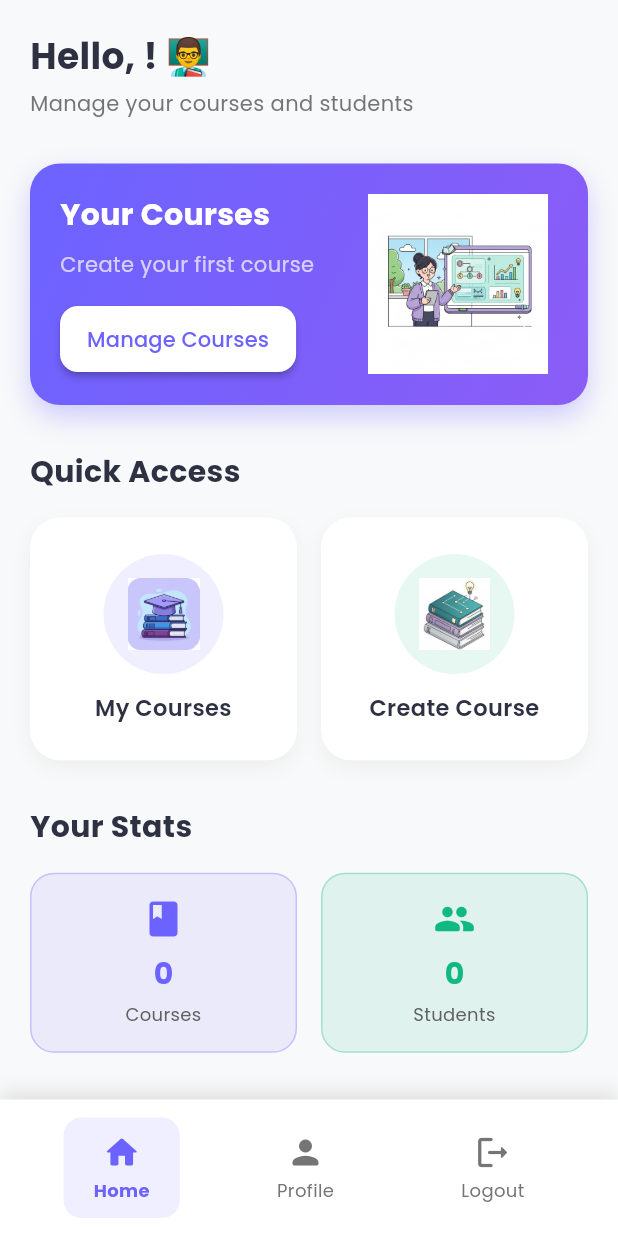
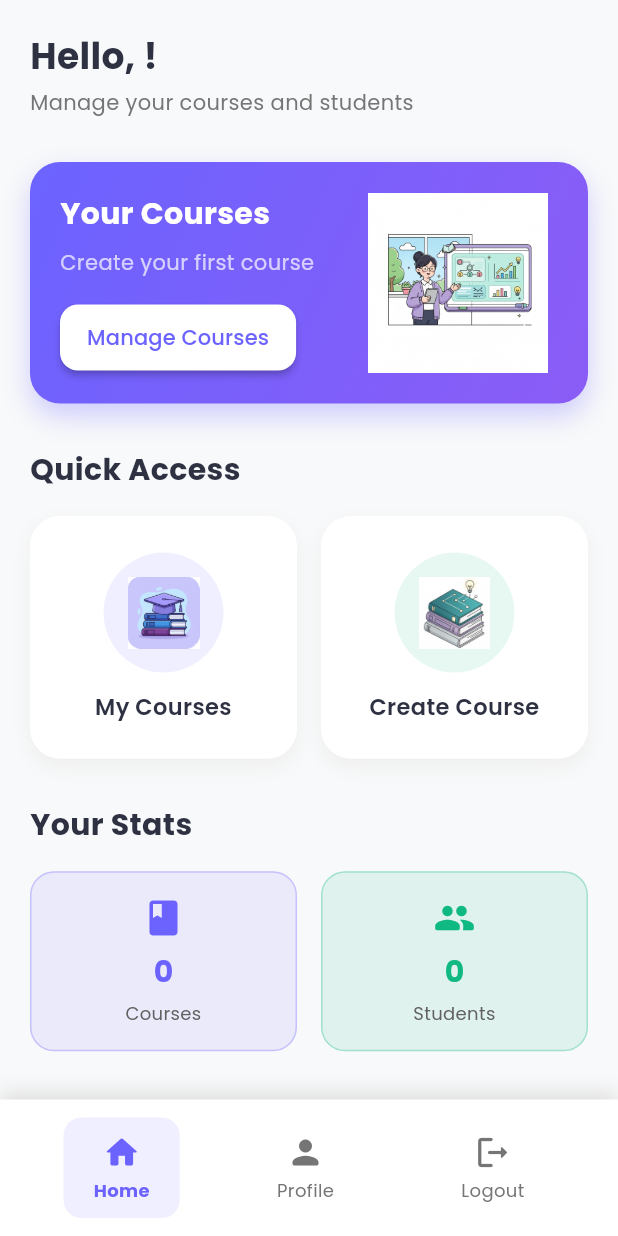
Before and after one commit to Kalyani-Patil-06/EduLearn, a Flutter app: the TeacherHomeScreen screen opened by its route, on a phone screen of 412 x 824 dp. Run offline on Flutter 3.47's test engine with Material 3 defaults, Android fonts, the phone set to English and light mode, and no system bars; our stand-ins replace cloud_firestore, diacritic, email_validator, firebase_auth, firebase_core, google_fonts and 3 more; accounts and stored records are empty.

Commit message:
.
Removed emoji from greeting text.

```diff
--- a/lib/screens/teacher/teacher_home_screen.dart
+++ b/lib/screens/teacher/teacher_home_screen.dart
@@ -86,7 +86,7 @@ class _TeacherHomeScreenState extends State<TeacherHomeScreen> {
                 crossAxisAlignment: CrossAxisAlignment.start,
                 children: [
                   Text(
-                    'Hello, $teacherName! 👨‍🏫',
+                    'Hello, $teacherName!',
                     style: const TextStyle(
                       fontSize: 24,
                       fontWeight: FontWeight.bold,
```
